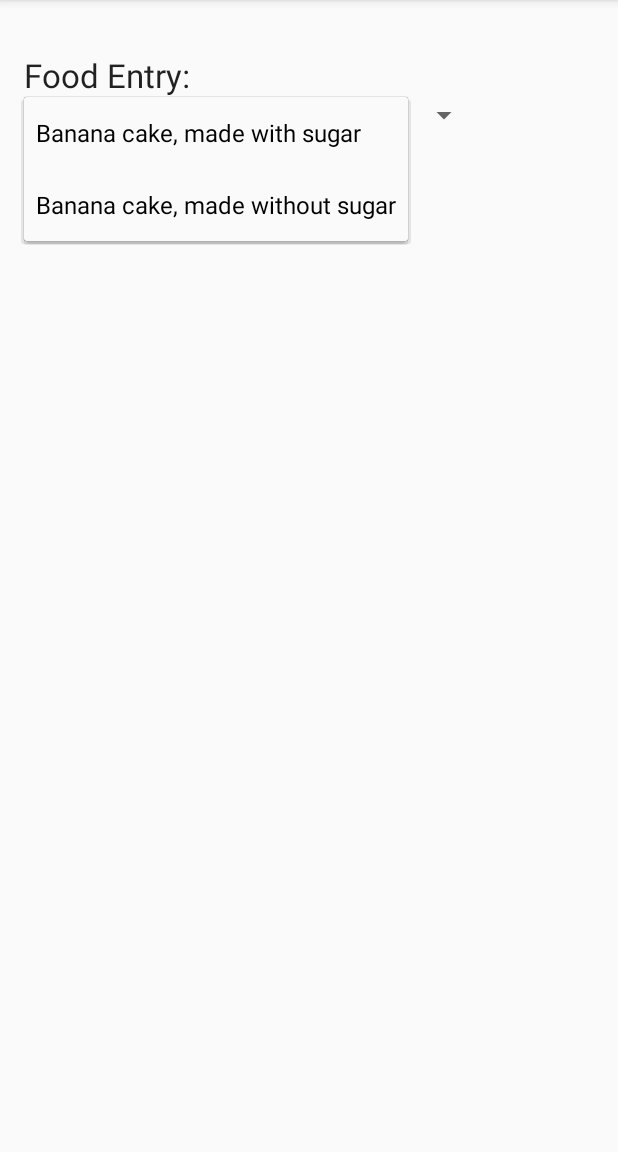
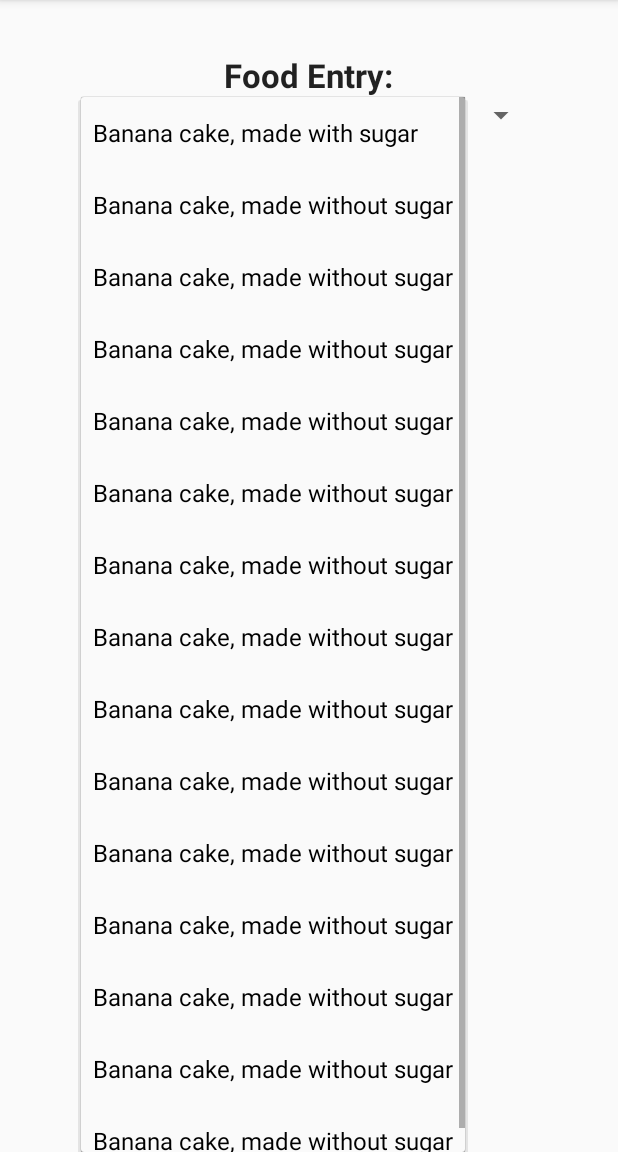
Before and after one commit to lcoh817/BloodSugarSimulator, an Android app: the screen it shows after launch (MainActivity), after a tap on "Banana cake, made with sugar", on a phone screen of 412 x 824 dp, the part 84-1236 px from its top. Run offline under Robolectric (Android 15) with nearby library versions, the phone set to English and light mode, and no system bars; 2 statements that could not run were skipped.

Commit message:
Update to fragment_data_entry.xml and strings.xml

```diff
--- a/app/src/main/res/layout/fragment_data_entry.xml
+++ b/app/src/main/res/layout/fragment_data_entry.xml
@@ -14,20 +14,19 @@
         android:layout_height="wrap_content"
         android:textAppearance="?android:attr/textAppearanceLarge"
         android:text="Food Entry:"
+        android:textStyle="bold"
         android:id="@+id/foodEntryLabel"
         android:layout_below="@+id/section_label"
-        android:layout_toRightOf="@+id/section_label"
-        android:layout_toEndOf="@+id/section_label" />
+        android:layout_centerHorizontal="true"
+       />
 
     <Spinner
         android:layout_width="wrap_content"
         android:layout_height="wrap_content"
         android:id="@+id/foodEntryspinner"
+        android:entries="@array/FoodList"
         android:layout_below="@+id/foodEntryLabel"
-        android:layout_toRightOf="@+id/section_label"
-        android:layout_toEndOf="@+id/section_label"
-        android:spinnerMode="dropdown"
-        android:entries="@array/FoodList"
-        />
+        android:layout_centerHorizontal="true"
+        android:spinnerMode="dropdown" />
 
 </RelativeLayout>
--- a/app/src/main/res/values/strings.xml
+++ b/app/src/main/res/values/strings.xml
@@ -25,6 +25,19 @@
     <string-array name="FoodList">
         <item>"Banana cake, made with sugar"</item>
         <item>"Banana cake, made without sugar"</item>
+        <item>"Banana cake, made without sugar"</item>
+        <item>"Banana cake, made without sugar"</item>
+        <item>"Banana cake, made without sugar"</item>
+        <item>"Banana cake, made without sugar"</item>
+        <item>"Banana cake, made without sugar"</item>
+        <item>"Banana cake, made without sugar"</item>
+        <item>"Banana cake, made without sugar"</item>
+        <item>"Banana cake, made without sugar"</item>
+        <item>"Banana cake, made without sugar"</item>
+        <item>"Banana cake, made without sugar"</item>
+        <item>"Banana cake, made without sugar"</item>
+        <item>"Banana cake, made without sugar"</item>
+        <item>"Banana cake, made without sugar"</item>
     </string-array>
 
 <!-- TODO: Remove or change this placeholder text -->
```
